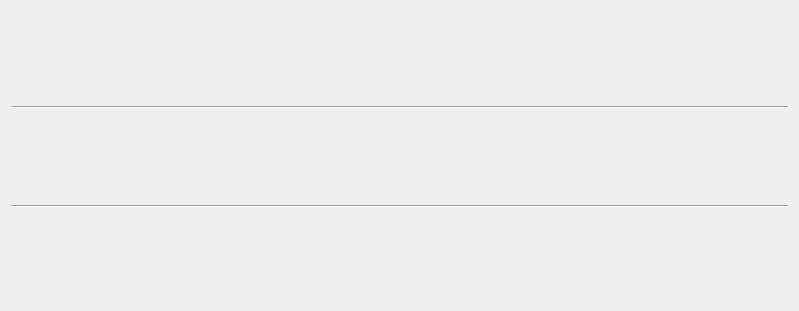
This is ui/w_ankleTorque.ui in johnbatzer18/biomech_flexsea-plan as Qt 5 draws it before an edit. The edited form follows.
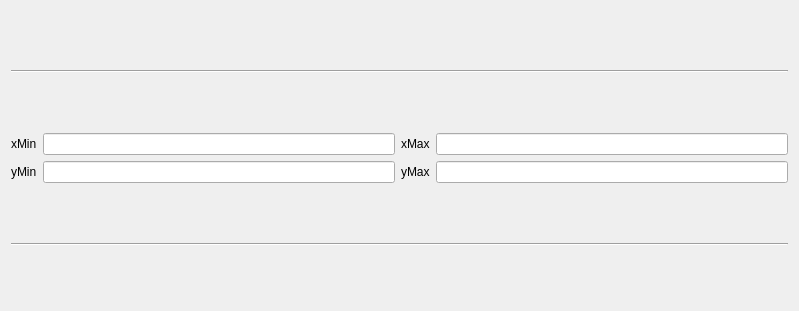
This is the edited form.

Commit message: ankleTorque axes limits settable

What changed in the file:
```diff
--- a/ui/w_ankleTorque.ui
+++ b/ui/w_ankleTorque.ui
@@ -46,6 +46,50 @@
      </property>
     </widget>
    </item>
+   <item>
+    <layout class="QGridLayout" name="gridLayout">
+     <item row="1" column="2">
+      <widget class="QLabel" name="label_3">
+       <property name="text">
+        <string>xMax</string>
+       </property>
+      </widget>
+     </item>
+     <item row="2" column="2">
+      <widget class="QLabel" name="label_4">
+       <property name="text">
+        <string>yMax</string>
+       </property>
+      </widget>
+     </item>
+     <item row="1" column="0">
+      <widget class="QLabel" name="label">
+       <property name="text">
+        <string>xMin</string>
+       </property>
+      </widget>
+     </item>
+     <item row="2" column="0">
+      <widget class="QLabel" name="label_2">
+       <property name="text">
+        <string>yMin</string>
+       </property>
+      </widget>
+     </item>
+     <item row="1" column="1">
+      <widget class="QLineEdit" name="lineEditXMin"/>
+     </item>
+     <item row="2" column="1">
+      <widget class="QLineEdit" name="lineEditYMin"/>
+     </item>
+     <item row="1" column="3">
+      <widget class="QLineEdit" name="lineEditXMax"/>
+     </item>
+     <item row="2" column="3">
+      <widget class="QLineEdit" name="lineEditYMax"/>
+     </item>
+    </layout>
+   </item>
    <item>
     <widget class="Line" name="line">
      <property name="orientation">
```
The commit also changes 2 other files.
